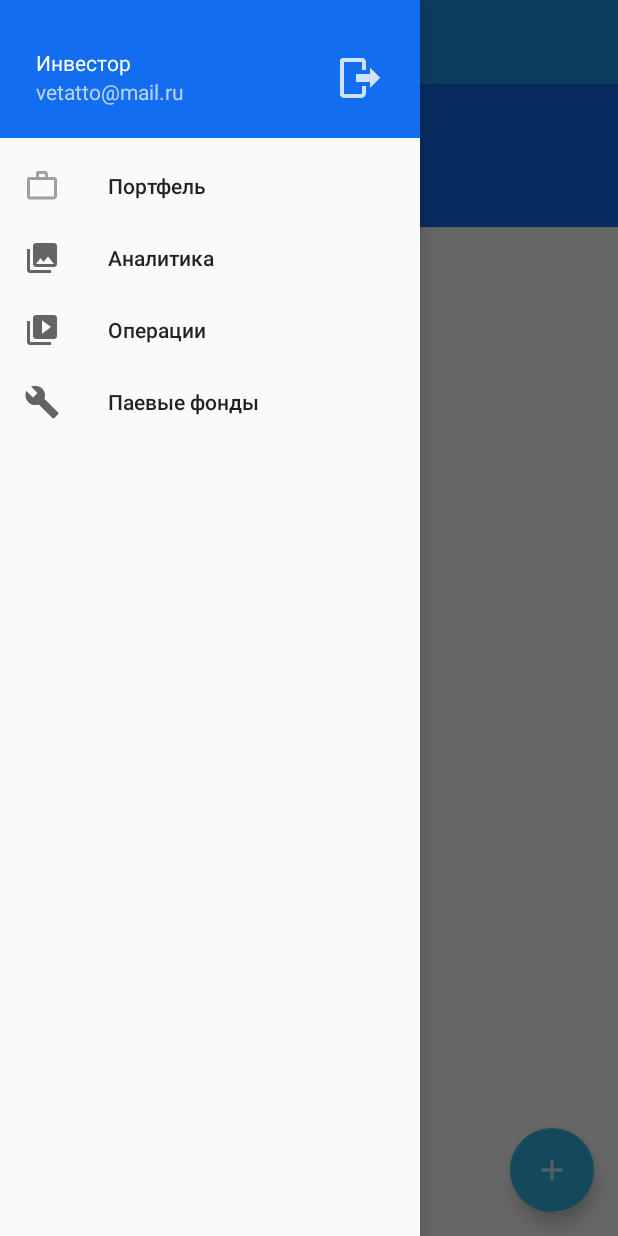
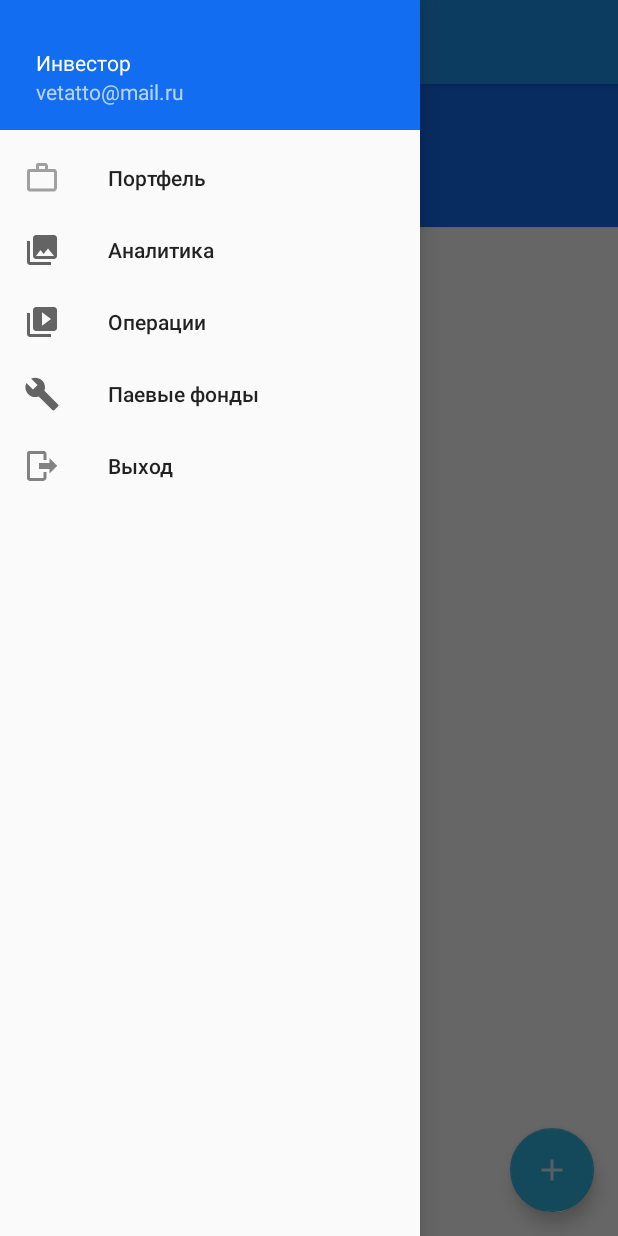
Before and after one commit to vetatto/investing, an Android app: the MainActivity screen opened directly, with no data from a screen before it, with the side drawer open, on a phone screen of 412 x 824 dp. Run offline under Robolectric (Android 15) with nearby library versions, the phone set to English and light mode, and no system bars.

Commit message:
Исправление LogOut

```diff
--- a/app/src/main/java/ru/vetatto/investing/investing/MainActivity.java
+++ b/app/src/main/java/ru/vetatto/investing/investing/MainActivity.java
@@ -1,5 +1,6 @@
 package ru.vetatto.investing.investing;
 
+import android.annotation.SuppressLint;
 import android.content.Context;
 import android.content.Intent;
 import android.os.Bundle;
@@ -8,6 +9,7 @@ import android.support.design.widget.Snackbar;
 import android.support.v4.app.Fragment;
 import android.support.v4.app.FragmentManager;
 import android.support.v4.view.ViewPager;
+import android.view.LayoutInflater;
 import android.view.View;
 import android.support.design.widget.NavigationView;
 import android.support.v4.view.GravityCompat;
@@ -77,21 +79,6 @@ public class MainActivity extends AppCompatActivity
 
         NavigationView navigationView = (NavigationView) findViewById(R.id.nav_view);
         navigationView.setNavigationItemSelectedListener(this);
-
-        ImageView img_exit = (ImageView) navigationView.findViewById(R.id.exit_image);
-        img_exit.setOnClickListener(new View.OnClickListener() {
-            @Override
-            public void onClick(View v) {
-                SharedPreferences.Editor editor = sp.edit();
-                editor.putString("email", "");
-                editor.putString("password", "");
-                editor.putString("API_TOKEN", " ");
-                editor.commit();
-                Intent intent = new Intent(context,LoginActivity.class);
-                context.startActivity(intent);
-                finish();
-            }
-        });
     }
 
     @Override
@@ -138,6 +125,16 @@ public class MainActivity extends AppCompatActivity
         if (id == R.id.nav_camera) {
             fragmentTransaction.replace(R.id.container, new SecondFragment()).commit();
         }
+        else if(id == R.id.nav_logout){
+            SharedPreferences.Editor editor = sp.edit();
+            editor.putString("email", "");
+            editor.putString("password", "");
+            editor.putString("API_TOKEN", " ");
+            editor.commit();
+            Intent intent = new Intent(context,LoginActivity.class);
+            context.startActivity(intent);
+            finish();
+        }
         // Выделяем выбранный пункт меню в шторке
         item.setChecked(true);
         // Выводим выбранный пункт в заголовке
--- a/app/src/main/res/layout/nav_header_main.xml
+++ b/app/src/main/res/layout/nav_header_main.xml
@@ -37,18 +37,6 @@
             app:layout_constraintStart_toStartOf="parent"
             app:layout_constraintTop_toTopOf="parent" />
 
-        <ImageView
-            android:id="@+id/exit_image"
-            android:layout_width="wrap_content"
-            android:layout_height="wrap_content"
-            android:layout_marginBottom="8dp"
-            android:layout_marginEnd="8dp"
-            android:layout_marginTop="20dp"
-            app:layout_constraintBottom_toBottomOf="parent"
-            app:layout_constraintEnd_toEndOf="parent"
-            app:layout_constraintTop_toTopOf="parent"
-            app:srcCompat="@drawable/ic_logout" />
-
     </android.support.constraint.ConstraintLayout>
 
 </LinearLayout>
--- a/app/src/main/res/menu/activity_main_drawer.xml
+++ b/app/src/main/res/menu/activity_main_drawer.xml
@@ -21,4 +21,11 @@
             android:icon="@drawable/ic_menu_manage"
             android:title="@string/pif" />
     </group>
+    <group android:checkableBehavior="single">
+        <item
+            android:id="@+id/nav_logout"
+            android:icon="@drawable/ic_logout"
+            android:title="@string/logout"/>
+    </group>
+
 </menu>
--- a/app/src/main/res/values/strings.xml
+++ b/app/src/main/res/values/strings.xml
@@ -11,6 +11,7 @@
     <string name="email">E-mail</string>
     <string name="password">Пароль</string>
     <string name="registration">Регистрация</string>
+    <string name="logout">Выход</string>
     <string name="navigation_drawer_open">Open navigation drawer</string>
     <string name="navigation_drawer_close">Close navigation drawer</string>
     <string name="nav_header_title">Android Studio</string>
```
